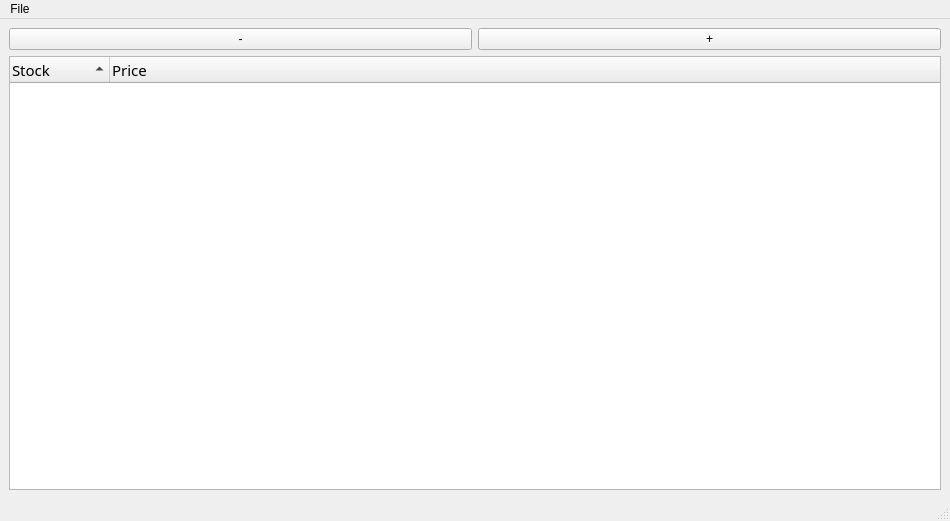
Qt form forms/MainWindow.ui (jkulskis/stock-copter) before a commit.
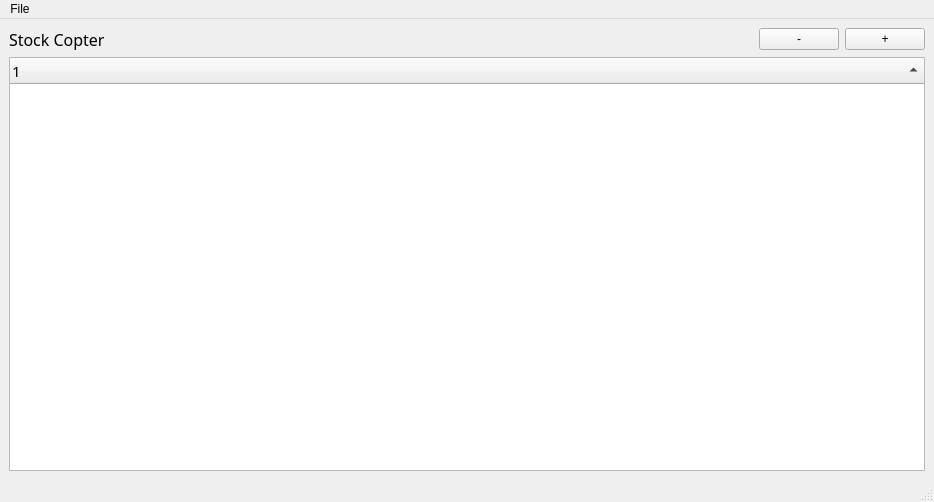
The same form after that commit.

Commit message: solid stock scraping + primitive custom expression evaluation

```diff
--- a/forms/MainWindow.ui
+++ b/forms/MainWindow.ui
@@ -6,8 +6,8 @@
    <rect>
     <x>0</x>
     <y>0</y>
-    <width>950</width>
-    <height>521</height>
+    <width>934</width>
+    <height>502</height>
    </rect>
   </property>
   <property name="contextMenuPolicy">
@@ -17,8 +17,49 @@
    <string>Stock Copter</string>
   </property>
   <widget class="QWidget" name="centralwidget">
-   <layout class="QGridLayout" name="gridLayout">
-    <item row="0" column="1">
+   <layout class="QVBoxLayout" name="verticalLayout">
+    <item>
+     <layout class="QHBoxLayout" name="horizontalLayout">
+      <item>
+       <widget class="QLabel" name="labelTitle">
+        <property name="sizePolicy">
+         <sizepolicy hsizetype="Minimum" vsizetype="Preferred">
+          <horstretch>0</horstretch>
+          <verstretch>0</verstretch>
+         </sizepolicy>
+        </property>
+        <property name="font">
+         <font>
+          <family>Garuda</family>
+          <pointsize>12</pointsize>
+         </font>
+        </property>
+        <property name="text">
+         <string>Stock Copter</string>
+        </property>
+       </widget>
+      </item>
+      <item>
+       <spacer name="horizontalSpacer">
+        <property name="orientation">
+         <enum>Qt::Horizontal</enum>
+        </property>
+        <property name="sizeHint" stdset="0">
+         <size>
+          <width>40</width>
+          <height>20</height>
+         </size>
+        </property>
+       </spacer>
+      </item>
+      <item>
+       <widget class="QPushButton" name="pushButton">
+        <property name="text">
+         <string>-</string>
+        </property>
+       </widget>
+      </item>
+      <item>
      <widget class="QPushButton" name="add_stock_button">
       <property name="sizePolicy">
        <sizepolicy hsizetype="Minimum" vsizetype="Fixed">
@@ -31,14 +72,9 @@
       </property>
      </widget>
     </item>
-    <item row="0" column="0">
-     <widget class="QPushButton" name="pushButton">
-      <property name="text">
-       <string>-</string>
-      </property>
-     </widget>
+     </layout>
     </item>
-    <item row="1" column="0" colspan="2">
+    <item>
      <widget class="QTreeWidget" name="treeWidget">
       <property name="font">
        <font>
@@ -66,16 +102,6 @@
       <attribute name="headerCascadingSectionResizes">
        <bool>false</bool>
       </attribute>
-      <column>
-       <property name="text">
-        <string notr="true">Stock</string>
-       </property>
-      </column>
-      <column>
-       <property name="text">
-        <string>Price</string>
-       </property>
-      </column>
      </widget>
     </item>
    </layout>
@@ -85,7 +111,7 @@
     <rect>
      <x>0</x>
      <y>0</y>
-     <width>950</width>
+     <width>934</width>
      <height>23</height>
     </rect>
    </property>
```
Left out of the diff: 6 changed lines with no effect on the pictures. Lines whose indentation alone changed are shown as unchanged. The commit also changes 14 other files.
